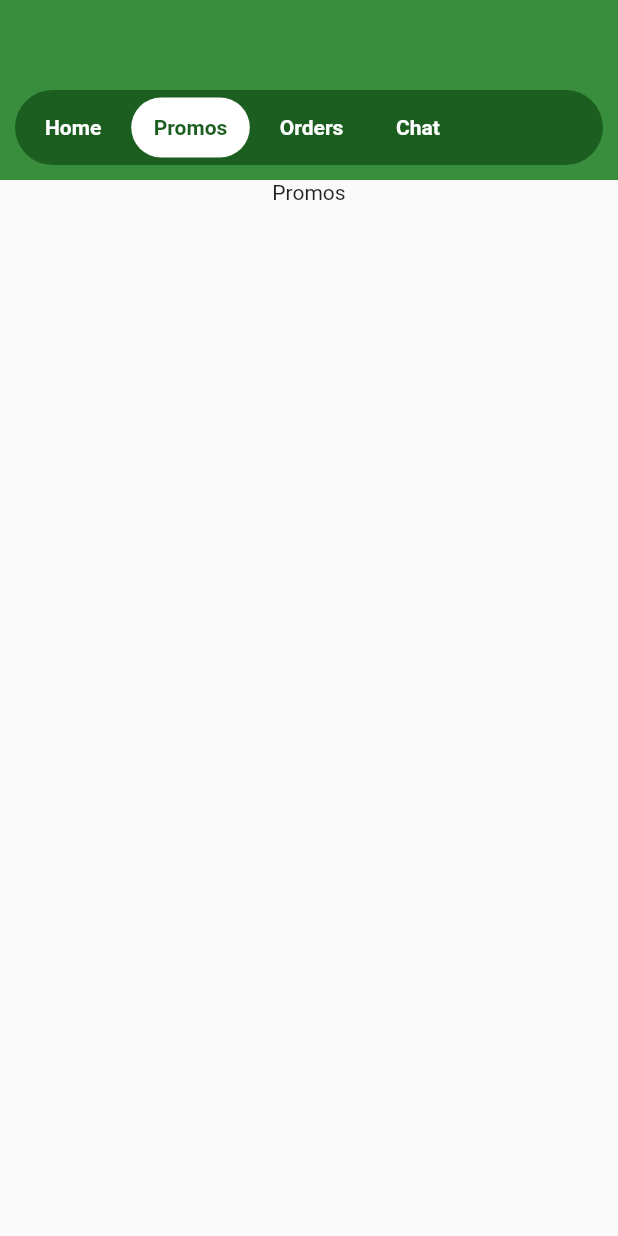
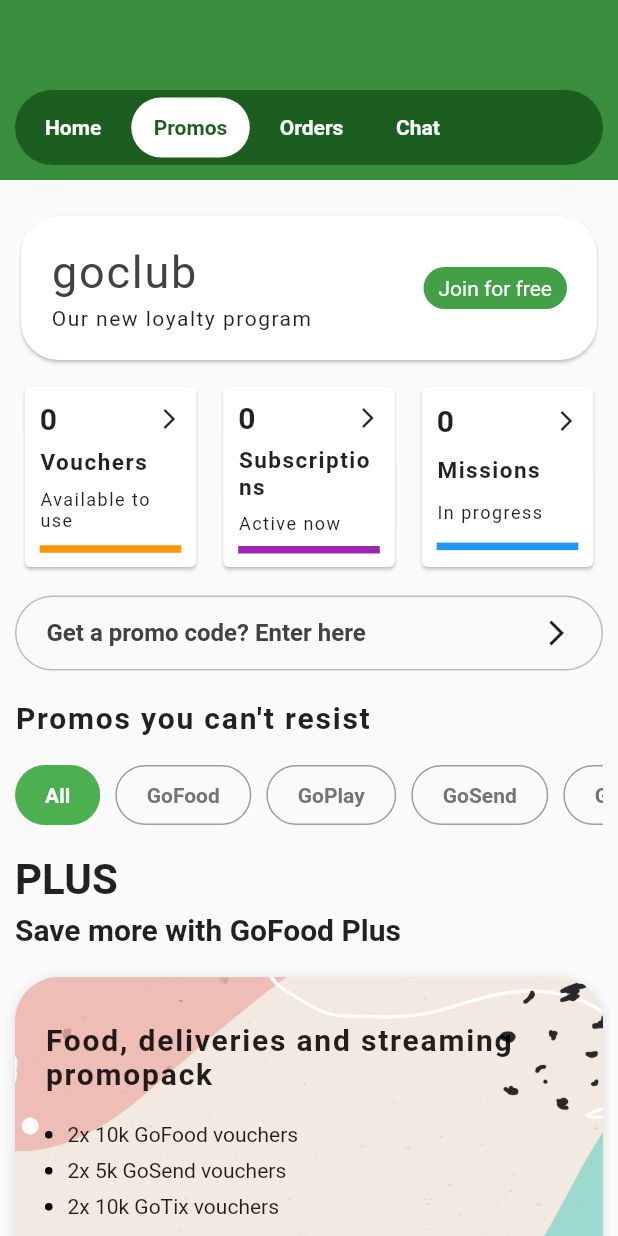
Before and after one commit to hidayatsyarip/gojek-ui-app, a Flutter app: the screen it shows after launch, after a tap on "Promos", on a phone screen of 412 x 824 dp. Run offline on Flutter 3.47's test engine with Material 2 defaults, Android fonts, the phone set to English and light mode, and no system bars; our stand-ins replace get.

Commit message:
Add Promos page

```diff
--- /dev/null
+++ b/lib/controllers/promo_controller.dart
@@ -0,0 +1,78 @@
+import 'package:flutter/material.dart';
+import 'package:get/get.dart';
+
+import '../models/gofood_plus_model.dart';
+import '../data/data.dart';
+import '../models/progress_model.dart';
+
+class PromoController extends GetxController {
+  var currentPromoIndex = 0.obs;
+
+  var promoTitleList = ["All", "GoFood", "GoPlay", "GoSend", "GoTix"];
+
+  var progressList = [
+    ProgressModel(
+        number: 0,
+        label: "Vouchers",
+        status: PromoStatus.Available,
+        color: Colors.orange),
+    ProgressModel(
+        number: 0,
+        label: "Subscriptions",
+        status: PromoStatus.Active,
+        color: Colors.purple),
+    ProgressModel(
+        number: 0,
+        label: "Missions",
+        status: PromoStatus.Progress,
+        color: Colors.blue),
+  ];
+
+  var gofoodPlusBackground = "images/background.jpg";
+
+  var gofoodPlusList = [
+    GoFoodPlusModel(
+        title: "Food, deliveries and streaming promopack",
+        description: [
+          "2x 10k GoFood vouchers",
+          "2x 5k GoSend vouchers",
+          "2x 10k GoTix vouchers"
+        ],
+        realPrice: 79000,
+        discountPrice: 29000),
+    GoFoodPlusModel(
+        title: "Package delivery and streaming promo pack",
+        description: [
+          "7x 5k GoSend vouchers",
+          "7 days GoPlay vouchers",
+          "Unlimited streaming & download"
+        ],
+        realPrice: 64000,
+        discountPrice: 29000)
+  ];
+
+  getProgressStatus(ProgressModel progressModel) {
+    if (progressModel.status == PromoStatus.Available) {
+      return "Available to use";
+    } else if (progressModel.status == PromoStatus.Active) {
+      return "Active now";
+    } else {
+      return "In progress";
+    }
+  }
+
+  getCurrentPromoLabelColor(int index) {
+    return currentPromoIndex.value == index
+        ? Colors.white
+        : Colors.grey.shade600;
+  }
+
+  getCurrentPromoDecoration(int index) {
+    return currentPromoIndex.value == index
+        ? BoxDecoration(
+            color: Colors.green, borderRadius: BorderRadius.circular(30.0))
+        : BoxDecoration(
+            borderRadius: BorderRadius.circular(30.0),
+            border: Border.all(width: 1.0, color: Colors.grey));
+  }
+}
--- a/lib/data/data.dart
+++ b/lib/data/data.dart
@@ -7,3 +7,7 @@ var tabBarList = ["Home", "Promos", "Orders", "Chat"];
 var paymentButtonLabelList = ["Pay", "Top Up", "Explore"];
 
 var paymentButtonIconList = [Icons.arrow_upward, Icons.add, Icons.explore];
+
+// Promo
+
+enum PromoStatus { Available, Active, Progress }
--- /dev/null
+++ b/lib/models/gofood_plus_model.dart
@@ -0,0 +1,13 @@
+class GoFoodPlusModel {
+  late final String title;
+  late final List<String> description;
+  late final int realPrice;
+  late final int discountPrice;
+
+  GoFoodPlusModel({
+    required this.title,
+    required this.description,
+    required this.realPrice,
+    required this.discountPrice,
+  });
+}
--- /dev/null
+++ b/lib/models/progress_model.dart
@@ -0,0 +1,17 @@
+import 'package:flutter/material.dart';
+
+import '../data/data.dart';
+
+class ProgressModel {
+  late final int number;
+  late final String label;
+  late final PromoStatus status;
+  late final Color color;
+
+  ProgressModel({
+    required this.number,
+    required this.label,
+    required this.status,
+    required this.color,
+  });
+}
--- a/lib/screens/home_screen.dart
+++ b/lib/screens/home_screen.dart
@@ -1,6 +1,7 @@
 import 'package:flutter/material.dart';
 import 'package:get/get.dart';
 import 'package:gojek_ui_app/screens/home_tab_screen.dart';
+import 'package:gojek_ui_app/screens/promo_tab_screen.dart';
 
 import '../controllers/home_controller.dart';
 import '../widgets/home/home_tab_bar_widget.dart';
@@ -14,11 +15,7 @@ class HomeScreen extends StatelessWidget {
 
     var screens = [
       const HomeTabScreen(),
-      SliverToBoxAdapter(
-        child: Center(
-          child: Text("Promos"),
-        ),
-      ),
+      const PromoTabScreen(),
       SliverToBoxAdapter(
         child: Center(
           child: Text("Orders"),
--- a/lib/screens/home_tab_screen.dart
+++ b/lib/screens/home_tab_screen.dart
@@ -1,6 +1,6 @@
 import 'package:flutter/material.dart';
-import 'package:gojek_ui_app/widgets/home/card_with_image_widget.dart';
 
+import '../widgets/home/card_with_image_widget.dart';
 import '../widgets/home/card_with_button_widget.dart';
 import '../widgets/home/home_icon_widget.dart';
 import '../widgets/home/home_payment_widget.dart';
@@ -17,7 +17,7 @@ class HomeTabScreen extends StatelessWidget {
       const HomePaymentWidget(),
       const HomeIconWidget(),
       const CardWithButtonWidget(),
-      CardWithImageWidget()
+      const CardWithImageWidget()
     ]));
   }
 }
--- a/lib/screens/promo_tab_screen.dart
+++ b/lib/screens/promo_tab_screen.dart
@@ -0,0 +1,53 @@
+import 'package:flutter/material.dart';
+import 'package:gojek_ui_app/widgets/promo/gofood_plus_widget.dart';
+
+import '../widgets/promo/promo_code_widget.dart';
+import '../widgets/promo/promo_list_widget.dart';
+import '../widgets/promo/progress_widget.dart';
+import '../widgets/home/card_with_button_widget.dart';
+
+class PromoTabScreen extends StatelessWidget {
+  const PromoTabScreen({Key? key}) : super(key: key);
+
+  @override
+  Widget build(BuildContext context) {
+    return SliverList(
+        delegate: SliverChildListDelegate([
+      Container(
+        margin: const EdgeInsets.fromLTRB(0.0, 20.0, 0.0, 10.0),
+        child: const CardWithButtonWidget(),
+      ),
+      const ProgressWidget(),
+      const PromoCodeWidget(),
+      Container(
+        margin: const EdgeInsets.symmetric(horizontal: 10.0, vertical: 10.0),
+        child: const Text(
+          "Promos you can't resist",
+          style: TextStyle(
+              fontSize: 20.0, letterSpacing: 1.2, fontWeight: FontWeight.bold),
+        ),
+      ),
+      const PromoListWidget(),
+      Container(
+        margin: const EdgeInsets.symmetric(vertical: 10.0, horizontal: 10.0),
+        child: Column(
+          crossAxisAlignment: CrossAxisAlignment.start,
+          children: const [
+            Text(
+              "PLUS",
+              style: TextStyle(fontSize: 28.0, fontWeight: FontWeight.bold),
+            ),
+            SizedBox(
+              height: 5.0,
+            ),
+            Text(
+              "Save more with GoFood Plus",
+              style: TextStyle(fontSize: 20.0, fontWeight: FontWeight.bold),
+            )
+          ],
+        ),
+      ),
+      const GoFoodPlusWidget()
+    ]));
+  }
+}
--- a/lib/widgets/home/home_payment_widget.dart
+++ b/lib/widgets/home/home_payment_widget.dart
@@ -9,7 +9,7 @@ class HomePaymentWidget extends StatelessWidget {
 
   @override
   Widget build(BuildContext context) {
-    final PageController pageController = PageController();
+    final PageController pageController = PageController(initialPage: 0);
     final homeController = Get.put(HomeController());
 
     _buildPageViewIndex(int maxIndex) {
--- /dev/null
+++ b/lib/widgets/promo/gofood_plus_widget.dart
@@ -0,0 +1,130 @@
+import 'package:flutter/material.dart';
+import 'package:get/get.dart';
+import 'package:intl/intl.dart';
+
+import '../../controllers/promo_controller.dart';
+
+class GoFoodPlusWidget extends StatelessWidget {
+  const GoFoodPlusWidget({Key? key}) : super(key: key);
+
+  @override
+  Widget build(BuildContext context) {
+    var promoController = Get.put(PromoController());
+
+    final numberFormat = NumberFormat("#,##0.00", "id_ID");
+
+    _buildGofoodPlusDescription(List<String> description) {
+      List<Widget> descriptionList = [];
+
+      for (var item in description) {
+        descriptionList.add(Row(
+          children: [
+            Container(
+                width: 5.0,
+                height: 5.0,
+                decoration: BoxDecoration(
+                    color: Colors.black,
+                    borderRadius: BorderRadius.circular(30.0))),
+            const SizedBox(
+              width: 10.0,
+            ),
+            Text(item)
+          ],
+        ));
+
+        descriptionList.add(const SizedBox(
+          height: 8.0,
+        ));
+      }
+
+      var result = Column(
+        children: descriptionList,
+      );
+
+      return result;
+    }
+
+    return Container(
+      margin: const EdgeInsets.symmetric(horizontal: 10.0, vertical: 10.0),
+      child: Column(
+        children: promoController.gofoodPlusList.asMap().entries.map((item) {
+          return Container(
+            width: double.infinity,
+            height: 300.0,
+            padding: const EdgeInsets.all(20.0),
+            margin: const EdgeInsets.only(bottom: 20.0),
+            decoration: BoxDecoration(
+                borderRadius: BorderRadius.circular(30.0),
+                image: DecorationImage(
+                    fit: BoxFit.cover,
+                    image: AssetImage(promoController.gofoodPlusBackground)),
+                boxShadow: const [
+                  BoxShadow(
+                      offset: Offset(0, 2),
+                      blurRadius: 6.0,
+                      color: Colors.black12)
+                ]),
+            child: Column(
+              mainAxisAlignment: MainAxisAlignment.spaceAround,
+              crossAxisAlignment: CrossAxisAlignment.start,
+              children: [
+                Text(
+                  item.value.title,
+                  style: const TextStyle(
+                      fontSize: 20.0,
+                      letterSpacing: 1.2,
+                      fontWeight: FontWeight.bold),
+                ),
+                _buildGofoodPlusDescription(item.value.description),
+                const Divider(
+                  thickness: 1.0,
+                ),
+                Row(
+                  mainAxisAlignment: MainAxisAlignment.spaceBetween,
+                  children: [
+                    Column(
+                      crossAxisAlignment: CrossAxisAlignment.start,
+                      children: [
+                        Text(
+                          "Rp ${numberFormat.format(item.value.discountPrice)}",
+                          style: const TextStyle(
+                              fontSize: 18.0, fontWeight: FontWeight.bold),
+                        ),
+                        const SizedBox(
+                          height: 5.0,
+                        ),
+                        Text(
+                          "Rp ${numberFormat.format(item.value.realPrice)}",
+                          style: TextStyle(
+                              color: Colors.grey.shade600,
+                              decoration: TextDecoration.lineThrough),
+                        ),
+                      ],
+                    ),
+                    GestureDetector(
+                      onTap: () {},
+                      child: Container(
+                        padding: const EdgeInsets.symmetric(
+                            vertical: 10.0, horizontal: 20.0),
+                        child: Text(
+                          "Know Me",
+                          style: TextStyle(
+                              color: Colors.green.shade600,
+                              fontWeight: FontWeight.bold),
+                        ),
+                        decoration: BoxDecoration(
+                            border: Border.all(
+                                color: Colors.green.shade600, width: 2.0),
+                            borderRadius: BorderRadius.circular(30.0)),
+                      ),
+                    )
+                  ],
+                )
+              ],
+            ),
+          );
+        }).toList(),
+      ),
+    );
+  }
+}
--- /dev/null
+++ b/lib/widgets/promo/progress_widget.dart
@@ -0,0 +1,77 @@
+import 'package:flutter/material.dart';
+import 'package:get/get.dart';
+import 'package:gojek_ui_app/controllers/promo_controller.dart';
+
+class ProgressWidget extends StatelessWidget {
+  const ProgressWidget({Key? key}) : super(key: key);
+
+  @override
+  Widget build(BuildContext context) {
+    double width = MediaQuery.of(context).size.width;
+
+    var promoController = Get.put(PromoController());
+
+    _buildProgressCard() {
+      List<Widget> progressList = [];
+
+      double cardWidth = width / 3.6;
+
+      for (var item in promoController.progressList) {
+        progressList.add(Card(
+          child: Container(
+            width: cardWidth,
+            height: 120.0,
+            padding:
+                const EdgeInsets.symmetric(vertical: 5.0, horizontal: 10.0),
+            child: Column(
+              mainAxisAlignment: MainAxisAlignment.spaceAround,
+              crossAxisAlignment: CrossAxisAlignment.start,
+              children: [
+                Row(
+                  mainAxisAlignment: MainAxisAlignment.spaceBetween,
+                  children: [
+                    Text(
+                      item.number.toString(),
+                      style: const TextStyle(
+                          fontSize: 20.0, fontWeight: FontWeight.bold),
+                    ),
+                    const Icon(Icons.arrow_forward_ios, size: 16.0)
+                  ],
+                ),
+                Text(
+                  item.label,
+                  overflow: TextOverflow.ellipsis,
+                  maxLines: 2,
+                  style: const TextStyle(
+                      letterSpacing: 1.0,
+                      fontSize: 15.0,
+                      fontWeight: FontWeight.bold),
+                ),
+                Text(
+                  promoController.getProgressStatus(item),
+                  overflow: TextOverflow.ellipsis,
+                  maxLines: 2,
+                  style: const TextStyle(letterSpacing: 1.0, fontSize: 12.0),
+                ),
+                Container(
+                    width: double.infinity, height: 5.0, color: item.color)
+              ],
+            ),
+          ),
+        ));
+      }
+
+      return progressList;
+    }
+
+    return Container(
+      margin: const EdgeInsets.symmetric(horizontal: 10.0),
+      child: Wrap(
+        alignment: WrapAlignment.spaceAround,
+        spacing: 5.0,
+        runSpacing: 5.0,
+        children: _buildProgressCard(),
+      ),
+    );
+  }
+}
--- /dev/null
+++ b/lib/widgets/promo/promo_code_widget.dart
@@ -0,0 +1,34 @@
+import 'package:flutter/material.dart';
+
+class PromoCodeWidget extends StatelessWidget {
+  const PromoCodeWidget({Key? key}) : super(key: key);
+
+  @override
+  Widget build(BuildContext context) {
+    return Container(
+      height: 50.0,
+      padding: const EdgeInsets.symmetric(horizontal: 20.0),
+      margin: const EdgeInsets.fromLTRB(10.0, 15.0, 10.0, 10.0),
+      decoration: BoxDecoration(
+          border: Border.all(width: 1.0, color: Colors.grey.shade400),
+          borderRadius: BorderRadius.circular(30.0)),
+      child: Row(
+        mainAxisAlignment: MainAxisAlignment.spaceBetween,
+        crossAxisAlignment: CrossAxisAlignment.center,
+        children: [
+          Text(
+            "Get a promo code? Enter here",
+            style: TextStyle(
+                fontWeight: FontWeight.bold,
+                color: Colors.grey.shade800,
+                fontSize: 16.0),
+          ),
+          const Icon(
+            Icons.arrow_forward_ios,
+            size: 20.0,
+          )
+        ],
+      ),
+    );
+  }
+}
--- /dev/null
+++ b/lib/widgets/promo/promo_list_widget.dart
@@ -0,0 +1,45 @@
+import 'package:flutter/material.dart';
+import 'package:get/get.dart';
+
+import "../../controllers/promo_controller.dart";
+
+class PromoListWidget extends StatelessWidget {
+  const PromoListWidget({Key? key}) : super(key: key);
+
+  @override
+  Widget build(BuildContext context) {
+    var promoController = Get.put(PromoController());
+
+    return Container(
+      height: 40.0,
+      margin: const EdgeInsets.symmetric(vertical: 10.0, horizontal: 10.0),
+      child: ListView.builder(
+          physics: const BouncingScrollPhysics(),
+          scrollDirection: Axis.horizontal,
+          itemCount: promoController.promoTitleList.length,
+          itemBuilder: (context, index) {
+            String promo = promoController.promoTitleList[index];
+
+            return Obx(() => GestureDetector(
+                  onTap: () {
+                    promoController.currentPromoIndex.value = index;
+                  },
+                  child: Container(
+                      child: Center(
+                        child: Text(
+                          promo,
+                          style: TextStyle(
+                              fontWeight: FontWeight.bold,
+                              color: promoController
+                                  .getCurrentPromoLabelColor(index)),
+                        ),
+                      ),
+                      margin: const EdgeInsets.only(right: 10.0),
+                      padding: const EdgeInsets.symmetric(horizontal: 20.0),
+                      decoration:
+                          promoController.getCurrentPromoDecoration(index)),
+                ));
+          }),
+    );
+  }
+}
--- a/pubspec.yaml
+++ b/pubspec.yaml
@@ -33,6 +33,7 @@ dependencies:
 
   # The following adds the Cupertino Icons font to your application.
   # Use with the CupertinoIcons class for iOS style icons.
+  intl: ^0.17.0
   get: ^4.3.8
   cupertino_icons: ^1.0.2
   sliding_up_panel: ^2.0.0+1
```
Also changed, not shown: images/background.jpg (added), images/illustrator.png (added), pubspec.lock.
